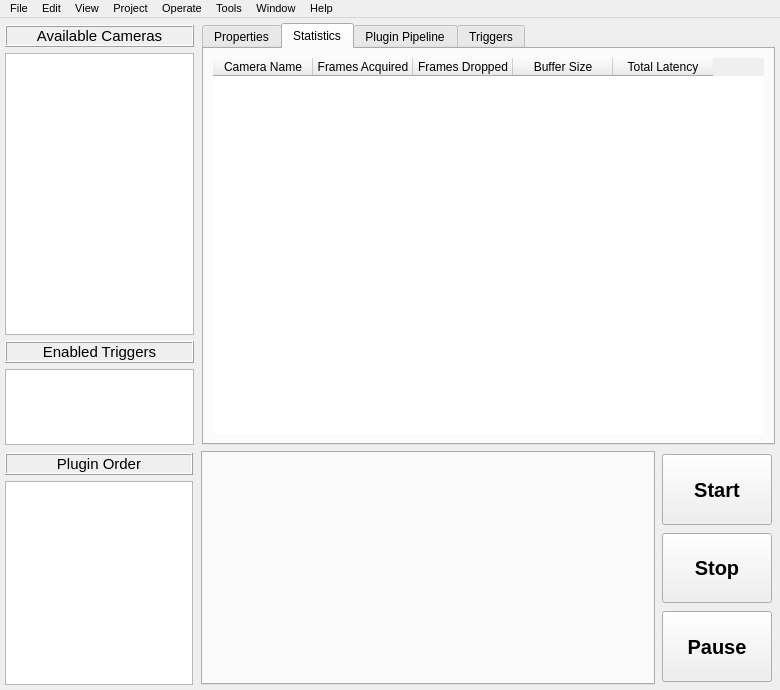
First picture: the form in rataGUI/interface/design/mainWindow.ui, repository nathanielnyema/rataGUI, before the edit.
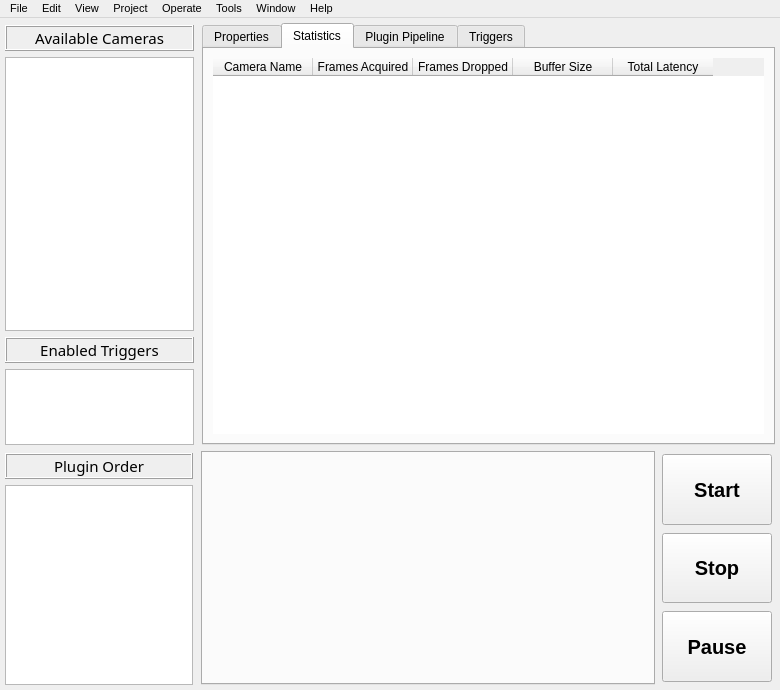
Second picture: the form after the edit. Custom widgets are drawn as their Qt base class.

Patch:
```diff
--- a/rataGUI/interface/design/mainWindow.ui
+++ b/rataGUI/interface/design/mainWindow.ui
@@ -67,7 +67,7 @@
           </property>
           <property name="font">
            <font>
-            <family>Arial</family>
+            <family>Trebuchet MS</family>
             <pointsize>11</pointsize>
             <weight>50</weight>
             <bold>false</bold>
@@ -86,7 +86,7 @@
            <set>Qt::AlignCenter</set>
           </property>
           <property name="margin">
-           <number>1</number>
+           <number>2</number>
           </property>
          </widget>
         </item>
@@ -133,7 +133,7 @@
           </property>
           <property name="font">
            <font>
-            <family>Arial</family>
+            <family>Trebuchet MS</family>
             <pointsize>11</pointsize>
             <weight>50</weight>
             <bold>false</bold>
@@ -152,7 +152,7 @@
            <set>Qt::AlignCenter</set>
           </property>
           <property name="margin">
-           <number>1</number>
+           <number>2</number>
           </property>
          </widget>
         </item>
@@ -432,7 +432,7 @@
           </property>
           <property name="font">
            <font>
-            <family>Arial</family>
+            <family>Trebuchet MS</family>
             <pointsize>11</pointsize>
             <weight>50</weight>
             <bold>false</bold>
@@ -451,7 +451,7 @@
            <set>Qt::AlignCenter</set>
           </property>
           <property name="margin">
-           <number>1</number>
+           <number>2</number>
           </property>
          </widget>
         </item>
```
Left out of the diff: 23 changed lines with no effect on the pictures.
